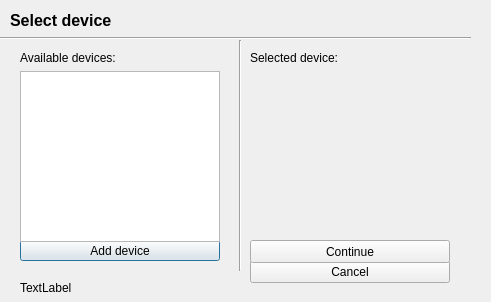
The window that screens/devicedialog.ui (PCSchool/demonstrator) describes before a commit, drawn with Qt 5.
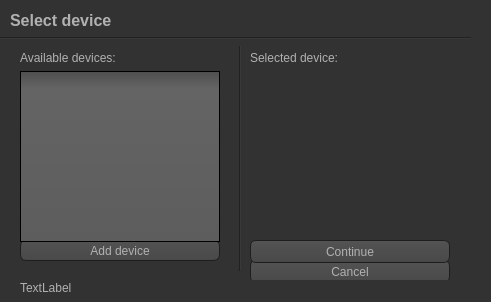
The same window after the commit. Icons and pictures are not drawn.

Diff of the .ui file:
```diff
--- a/screens/devicedialog.ui
+++ b/screens/devicedialog.ui
@@ -13,6 +13,474 @@
   <property name="windowTitle">
    <string>Dialog</string>
   </property>
+  <property name="styleSheet">
+   <string notr="true">QToolTip
+{
+     border: 1px solid black;
+     background-color: #ffa02f;
+     padding: 1px;
+     border-radius: 3px;
+     opacity: 100;
+}
+
+QWidget
+{
+    color: #b1b1b1;
+    background-color: #323232;
+}
+
+QWidget:item:hover
+{
+    background-color: QLinearGradient( x1: 0, y1: 0, x2: 0, y2: 1, stop: 0 #ffa02f, stop: 1 #ca0619);
+    color: #000000;
+}
+
+QWidget:item:selected
+{
+    background-color: QLinearGradient( x1: 0, y1: 0, x2: 0, y2: 1, stop: 0 #ffa02f, stop: 1 #d7801a);
+}
+
+QMenuBar::item
+{
+    background: transparent;
+}
+
+QMenuBar::item:selected
+{
+    background: transparent;
+    border: 1px solid #ffaa00;
+}
+
+QMenuBar::item:pressed
+{
+    background: #444;
+    border: 1px solid #000;
+    background-color: QLinearGradient(
+        x1:0, y1:0,
+        x2:0, y2:1,
+        stop:1 #212121,
+        stop:0.4 #343434/*,
+        stop:0.2 #343434,
+        stop:0.1 #ffaa00*/
+    );
+    margin-bottom:-1px;
+    padding-bottom:1px;
+}
+
+QMenu
+{
+    border: 1px solid #000;
+}
+
+QMenu::item
+{
+    padding: 2px 20px 2px 20px;
+}
+
+QMenu::item:selected
+{
+    color: #000000;
+}
+
+QWidget:disabled
+{
+    color: #404040;
+    background-color: #323232;
+}
+
+QAbstractItemView
+{
+    background-color: QLinearGradient( x1: 0, y1: 0, x2: 0, y2: 1, stop: 0 #4d4d4d, stop: 0.1 #646464, stop: 1 #5d5d5d);
+}
+
+QWidget:focus
+{
+    /*border: 2px solid QLinearGradient( x1: 0, y1: 0, x2: 0, y2: 1, stop: 0 #ffa02f, stop: 1 #d7801a);*/
+}
+
+QLineEdit
+{
+    background-color: QLinearGradient( x1: 0, y1: 0, x2: 0, y2: 1, stop: 0 #4d4d4d, stop: 0 #646464, stop: 1 #5d5d5d);
+    padding: 1px;
+    border-style: solid;
+    border: 1px solid #1e1e1e;
+    border-radius: 5;
+}
+
+QPushButton
+{
+    color: #b1b1b1;
+    background-color: QLinearGradient( x1: 0, y1: 0, x2: 0, y2: 1, stop: 0 #565656, stop: 0.1 #525252, stop: 0.5 #4e4e4e, stop: 0.9 #4a4a4a, stop: 1 #464646);
+    border-width: 1px;
+    border-color: #1e1e1e;
+    border-style: solid;
+    border-radius: 6;
+    padding: 3px;
+    font-size: 12px;
+    padding-left: 5px;
+    padding-right: 5px;
+}
+
+QPushButton:pressed
+{
+    background-color: QLinearGradient( x1: 0, y1: 0, x2: 0, y2: 1, stop: 0 #2d2d2d, stop: 0.1 #2b2b2b, stop: 0.5 #292929, stop: 0.9 #282828, stop: 1 #252525);
+}
+
+QComboBox
+{
+    selection-background-color: #ffaa00;
+    background-color: QLinearGradient( x1: 0, y1: 0, x2: 0, y2: 1, stop: 0 #565656, stop: 0.1 #525252, stop: 0.5 #4e4e4e, stop: 0.9 #4a4a4a, stop: 1 #464646);
+    border-style: solid;
+    border: 1px solid #1e1e1e;
+    border-radius: 5;
+}
+
+QComboBox:hover,QPushButton:hover
+{
+    border: 2px solid QLinearGradient( x1: 0, y1: 0, x2: 0, y2: 1, stop: 0 #ffa02f, stop: 1 #d7801a);
+}
+
+
+QComboBox:on
+{
+    padding-top: 3px;
+    padding-left: 4px;
+    background-color: QLinearGradient( x1: 0, y1: 0, x2: 0, y2: 1, stop: 0 #2d2d2d, stop: 0.1 #2b2b2b, stop: 0.5 #292929, stop: 0.9 #282828, stop: 1 #252525);
+    selection-background-color: #ffaa00;
+}
+
+QComboBox QAbstractItemView
+{
+    border: 2px solid darkgray;
+    selection-background-color: QLinearGradient( x1: 0, y1: 0, x2: 0, y2: 1, stop: 0 #ffa02f, stop: 1 #d7801a);
+}
+
+QComboBox::drop-down
+{
+     subcontrol-origin: padding;
+     subcontrol-position: top right;
+     width: 15px;
+
+     border-left-width: 0px;
+     border-left-color: darkgray;
+     border-left-style: solid; /* just a single line */
+     border-top-right-radius: 3px; /* same radius as the QComboBox */
+     border-bottom-right-radius: 3px;
+ }
+
+QComboBox::down-arrow
+{
+     image: url(:/down_arrow.png);
+}
+
+QGroupBox:focus
+{
+border: 2px solid QLinearGradient( x1: 0, y1: 0, x2: 0, y2: 1, stop: 0 #ffa02f, stop: 1 #d7801a);
+}
+
+QTextEdit:focus
+{
+    border: 2px solid QLinearGradient( x1: 0, y1: 0, x2: 0, y2: 1, stop: 0 #ffa02f, stop: 1 #d7801a);
+}
+
+QScrollBar:horizontal {
+     border: 1px solid #222222;
+     background: QLinearGradient( x1: 0, y1: 0, x2: 0, y2: 1, stop: 0.0 #121212, stop: 0.2 #282828, stop: 1 #484848);
+     height: 7px;
+     margin: 0px 16px 0 16px;
+}
+
+QScrollBar::handle:horizontal
+{
+      background: QLinearGradient( x1: 0, y1: 0, x2: 1, y2: 0, stop: 0 #ffa02f, stop: 0.5 #d7801a, stop: 1 #ffa02f);
+      min-height: 20px;
+      border-radius: 2px;
+}
+
+QScrollBar::add-line:horizontal {
+      border: 1px solid #1b1b19;
+      border-radius: 2px;
+      background: QLinearGradient( x1: 0, y1: 0, x2: 1, y2: 0, stop: 0 #ffa02f, stop: 1 #d7801a);
+      width: 14px;
+      subcontrol-position: right;
+      subcontrol-origin: margin;
+}
+
+QScrollBar::sub-line:horizontal {
+      border: 1px solid #1b1b19;
+      border-radius: 2px;
+      background: QLinearGradient( x1: 0, y1: 0, x2: 1, y2: 0, stop: 0 #ffa02f, stop: 1 #d7801a);
+      width: 14px;
+     subcontrol-position: left;
+     subcontrol-origin: margin;
+}
+
+QScrollBar::right-arrow:horizontal, QScrollBar::left-arrow:horizontal
+{
+      border: 1px solid black;
+      width: 1px;
+      height: 1px;
+      background: white;
+}
+
+QScrollBar::add-page:horizontal, QScrollBar::sub-page:horizontal
+{
+      background: none;
+}
+
+QScrollBar:vertical
+{
+      background: QLinearGradient( x1: 0, y1: 0, x2: 1, y2: 0, stop: 0.0 #121212, stop: 0.2 #282828, stop: 1 #484848);
+      width: 7px;
+      margin: 16px 0 16px 0;
+      border: 1px solid #222222;
+}
+
+QScrollBar::handle:vertical
+{
+      background: QLinearGradient( x1: 0, y1: 0, x2: 0, y2: 1, stop: 0 #ffa02f, stop: 0.5 #d7801a, stop: 1 #ffa02f);
+      min-height: 20px;
+      border-radius: 2px;
+}
+
+QScrollBar::add-line:vertical
+{
+      border: 1px solid #1b1b19;
+      border-radius: 2px;
+      background: QLinearGradient( x1: 0, y1: 0, x2: 0, y2: 1, stop: 0 #ffa02f, stop: 1 #d7801a);
+      height: 14px;
+      subcontrol-position: bottom;
+      subcontrol-origin: margin;
+}
+
+QScrollBar::sub-line:vertical
+{
+      border: 1px solid #1b1b19;
+      border-radius: 2px;
+      background: QLinearGradient( x1: 0, y1: 0, x2: 0, y2: 1, stop: 0 #d7801a, stop: 1 #ffa02f);
+      height: 14px;
+      subcontrol-position: top;
+      subcontrol-origin: margin;
+}
+
+QScrollBar::up-arrow:vertical, QScrollBar::down-arrow:vertical
+{
+      border: 1px solid black;
+      width: 1px;
+      height: 1px;
+      background: white;
+}
+
+
+QScrollBar::add-page:vertical, QScrollBar::sub-page:vertical
+{
+      background: none;
+}
+
+QTextEdit
+{
+    background-color: #242424;
+}
+
+QPlainTextEdit
+{
+    background-color: #242424;
+}
+
+QHeaderView::section
+{
+    background-color: QLinearGradient(x1:0, y1:0, x2:0, y2:1, stop:0 #616161, stop: 0.5 #505050, stop: 0.6 #434343, stop:1 #656565);
+    color: white;
+    padding-left: 4px;
+    border: 1px solid #6c6c6c;
+}
+
+QCheckBox:disabled
+{
+color: #414141;
+}
+
+QDockWidget::title
+{
+    text-align: center;
+    spacing: 3px; /* spacing between items in the tool bar */
+    background-color: QLinearGradient(x1:0, y1:0, x2:0, y2:1, stop:0 #323232, stop: 0.5 #242424, stop:1 #323232);
+}
+
+QDockWidget::close-button, QDockWidget::float-button
+{
+    text-align: center;
+    spacing: 1px; /* spacing between items in the tool bar */
+    background-color: QLinearGradient(x1:0, y1:0, x2:0, y2:1, stop:0 #323232, stop: 0.5 #242424, stop:1 #323232);
+}
+
+QDockWidget::close-button:hover, QDockWidget::float-button:hover
+{
+    background: #242424;
+}
+
+QDockWidget::close-button:pressed, QDockWidget::float-button:pressed
+{
+    padding: 1px -1px -1px 1px;
+}
+
+QMainWindow::separator
+{
+    background-color: QLinearGradient(x1:0, y1:0, x2:0, y2:1, stop:0 #161616, stop: 0.5 #151515, stop: 0.6 #212121, stop:1 #343434);
+    color: white;
+    padding-left: 4px;
+    border: 1px solid #4c4c4c;
+    spacing: 3px; /* spacing between items in the tool bar */
+}
+
+QMainWindow::separator:hover
+{
+
+    background-color: QLinearGradient(x1:0, y1:0, x2:0, y2:1, stop:0 #d7801a, stop:0.5 #b56c17 stop:1 #ffa02f);
+    color: white;
+    padding-left: 4px;
+    border: 1px solid #6c6c6c;
+    spacing: 3px; /* spacing between items in the tool bar */
+}
+
+QToolBar::handle
+{
+     spacing: 3px; /* spacing between items in the tool bar */
+     background: url(:/images/handle.png);
+}
+
+QMenu::separator
+{
+    height: 2px;
+    background-color: QLinearGradient(x1:0, y1:0, x2:0, y2:1, stop:0 #161616, stop: 0.5 #151515, stop: 0.6 #212121, stop:1 #343434);
+    color: white;
+    padding-left: 4px;
+    margin-left: 10px;
+    margin-right: 5px;
+}
+
+QProgressBar
+{
+    border: 2px solid grey;
+    border-radius: 5px;
+    text-align: center;
+}
+
+QProgressBar::chunk
+{
+    background-color: #d7801a;
+    width: 2.15px;
+    margin: 0.5px;
+}
+
+QTabBar::tab {
+    color: #b1b1b1;
+    border: 1px solid #444;
+    border-bottom-style: none;
+    background-color: #323232;
+    padding-left: 10px;
+    padding-right: 10px;
+    padding-top: 3px;
+    padding-bottom: 2px;
+    margin-right: -1px;
+}
+
+QTabWidget::pane {
+    border: 1px solid #444;
+    top: 1px;
+}
+
+QTabBar::tab:last
+{
+    margin-right: 0; /* the last selected tab has nothing to overlap with on the right */
+    border-top-right-radius: 3px;
+}
+
+QTabBar::tab:first:!selected
+{
+ margin-left: 0px; /* the last selected tab has nothing to overlap with on the right */
+
+
+    border-top-left-radius: 3px;
+}
+
+QTabBar::tab:!selected
+{
+    color: #b1b1b1;
+    border-bottom-style: solid;
+    margin-top: 3px;
+    background-color: QLinearGradient(x1:0, y1:0, x2:0, y2:1, stop:1 #212121, stop:.4 #343434);
+}
+
+QTabBar::tab:selected
+{
+    border-top-left-radius: 3px;
+    border-top-right-radius: 3px;
+    margin-bottom: 0px;
+}
+
+QTabBar::tab:!selected:hover
+{
+    /*border-top: 2px solid #ffaa00;
+    padding-bottom: 3px;*/
+    border-top-left-radius: 3px;
+    border-top-right-radius: 3px;
+    background-color: QLinearGradient(x1:0, y1:0, x2:0, y2:1, stop:1 #212121, stop:0.4 #343434, stop:0.2 #343434, stop:0.1 #ffaa00);
+}
+
+QRadioButton::indicator:checked, QRadioButton::indicator:unchecked{
+    color: #b1b1b1;
+    background-color: #323232;
+    border: 1px solid #b1b1b1;
+    border-radius: 6px;
+}
+
+QRadioButton::indicator:checked
+{
+    background-color: qradialgradient(
+        cx: 0.5, cy: 0.5,
+        fx: 0.5, fy: 0.5,
+        radius: 1.0,
+        stop: 0.25 #ffaa00,
+        stop: 0.3 #323232
+    );
+}
+
+QCheckBox::indicator{
+    color: #b1b1b1;
+    background-color: #323232;
+    border: 1px solid #b1b1b1;
+    width: 9px;
+    height: 9px;
+}
+
+QRadioButton::indicator
+{
+    border-radius: 6px;
+}
+
+QRadioButton::indicator:hover, QCheckBox::indicator:hover
+{
+    border: 1px solid #ffaa00;
+}
+
+QCheckBox::indicator:checked
+{
+    image:url(:/images/checkbox.png);
+}
+
+QCheckBox::indicator:disabled, QRadioButton::indicator:disabled
+{
+    border: 1px solid #444;
+}
+QCheckBox::indicator:checked
+{
+    background-color: white;
+}
+QFormLayout::indicator {
+	border: 0px solid pink
+}</string>
+  </property>
   <widget class="Line" name="line">
    <property name="geometry">
     <rect>
@@ -151,6 +619,470 @@
      <height>16</height>
     </rect>
    </property>
+   <property name="styleSheet">
+    <string notr="true">QToolTip
+{
+     border: 1px solid black;
+     background-color: #ffa02f;
+     padding: 1px;
+     border-radius: 3px;
+     opacity: 100;
+}
+
+QWidget
+{
+    color: #b1b1b1;
+    background-color: #323232;
+}
+
+QWidget:item:hover
+{
+    background-color: QLinearGradient( x1: 0, y1: 0, x2: 0, y2: 1, stop: 0 #ffa02f, stop: 1 #ca0619);
+    color: #000000;
+}
+
+QWidget:item:selected
+{
+    background-color: QLinearGradient( x1: 0, y1: 0, x2: 0, y2: 1, stop: 0 #ffa02f, stop: 1 #d7801a);
+}
+
+QMenuBar::item
+{
+    background: transparent;
+}
+
+QMenuBar::item:selected
+{
+    background: transparent;
+    border: 1px solid #ffaa00;
+}
+
+QMenuBar::item:pressed
+{
+    background: #444;
+    border: 1px solid #000;
+    background-color: QLinearGradient(
+        x1:0, y1:0,
+        x2:0, y2:1,
+        stop:1 #212121,
+        stop:0.4 #343434/*,
+        stop:0.2 #343434,
+        stop:0.1 #ffaa00*/
+    );
+    margin-bottom:-1px;
+    padding-bottom:1px;
+}
+
+QMenu
+{
+    border: 1px solid #000;
+}
+
+QMenu::item
+{
+    padding: 2px 20px 2px 20px;
+}
+
+QMenu::item:selected
+{
+    color: #000000;
+}
+
+QWidget:disabled
+{
+    color: #404040;
+    background-color: #323232;
+}
+
+QAbstractItemView
+{
+    background-color: QLinearGradient( x1: 0, y1: 0, x2: 0, y2: 1, stop: 0 #4d4d4d, stop: 0.1 #646464, stop: 1 #5d5d5d);
+}
+
+QWidget:focus
+{
+    /*border: 2px solid QLinearGradient( x1: 0, y1: 0, x2: 0, y2: 1, stop: 0 #ffa02f, stop: 1 #d7801a);*/
+}
+
+QLineEdit
+{
+    background-color: QLinearGradient( x1: 0, y1: 0, x2: 0, y2: 1, stop: 0 #4d4d4d, stop: 0 #646464, stop: 1 #5d5d5d);
+    padding: 1px;
+    border-style: solid;
+    border: 1px solid #1e1e1e;
+    border-radius: 5;
+}
+
+QPushButton
+{
+    color: #b1b1b1;
+    background-color: QLinearGradient( x1: 0, y1: 0, x2: 0, y2: 1, stop: 0 #565656, stop: 0.1 #525252, stop: 0.5 #4e4e4e, stop: 0.9 #4a4a4a, stop: 1 #464646);
+    border-width: 1px;
+    border-color: #1e1e1e;
+    border-style: solid;
+    border-radius: 6;
+    padding: 3px;
+    font-size: 12px;
+    padding-left: 5px;
+    padding-right: 5px;
+}
+
+QPushButton:pressed
+{
+    background-color: QLinearGradient( x1: 0, y1: 0, x2: 0, y2: 1, stop: 0 #2d2d2d, stop: 0.1 #2b2b2b, stop: 0.5 #292929, stop: 0.9 #282828, stop: 1 #252525);
+}
+
+QComboBox
+{
+    selection-background-color: #ffaa00;
+    background-color: QLinearGradient( x1: 0, y1: 0, x2: 0, y2: 1, stop: 0 #565656, stop: 0.1 #525252, stop: 0.5 #4e4e4e, stop: 0.9 #4a4a4a, stop: 1 #464646);
+    border-style: solid;
+    border: 1px solid #1e1e1e;
+    border-radius: 5;
+}
+
+QComboBox:hover,QPushButton:hover
+{
+    border: 2px solid QLinearGradient( x1: 0, y1: 0, x2: 0, y2: 1, stop: 0 #ffa02f, stop: 1 #d7801a);
+}
+
+
+QComboBox:on
+{
+    padding-top: 3px;
+    padding-left: 4px;
+    background-color: QLinearGradient( x1: 0, y1: 0, x2: 0, y2: 1, stop: 0 #2d2d2d, stop: 0.1 #2b2b2b, stop: 0.5 #292929, stop: 0.9 #282828, stop: 1 #252525);
+    selection-background-color: #ffaa00;
+}
+
+QComboBox QAbstractItemView
+{
+    border: 2px solid darkgray;
+    selection-background-color: QLinearGradient( x1: 0, y1: 0, x2: 0, y2: 1, stop: 0 #ffa02f, stop: 1 #d7801a);
+}
+
+QComboBox::drop-down
+{
+     subcontrol-origin: padding;
+     subcontrol-position: top right;
+     width: 15px;
+
+     border-left-width: 0px;
+     border-left-color: darkgray;
+     border-left-style: solid; /* just a single line */
+     border-top-right-radius: 3px; /* same radius as the QComboBox */
+     border-bottom-right-radius: 3px;
+ }
+
+QComboBox::down-arrow
+{
+     image: url(:/down_arrow.png);
+}
+
+QGroupBox:focus
+{
+border: 2px solid QLinearGradient( x1: 0, y1: 0, x2: 0, y2: 1, stop: 0 #ffa02f, stop: 1 #d7801a);
+}
+
+QTextEdit:focus
+{
+    border: 2px solid QLinearGradient( x1: 0, y1: 0, x2: 0, y2: 1, stop: 0 #ffa02f, stop: 1 #d7801a);
+}
+
+QScrollBar:horizontal {
+     border: 1px solid #222222;
+     background: QLinearGradient( x1: 0, y1: 0, x2: 0, y2: 1, stop: 0.0 #121212, stop: 0.2 #282828, stop: 1 #484848);
+     height: 7px;
+     margin: 0px 16px 0 16px;
+}
+
+QScrollBar::handle:horizontal
+{
+      background: QLinearGradient( x1: 0, y1: 0, x2: 1, y2: 0, stop: 0 #ffa02f, stop: 0.5 #d7801a, stop: 1 #ffa02f);
+      min-height: 20px;
+      border-radius: 2px;
+}
+
+QScrollBar::add-line:horizontal {
+      border: 1px solid #1b1b19;
+      border-radius: 2px;
+      background: QLinearGradient( x1: 0, y1: 0, x2: 1, y2: 0, stop: 0 #ffa02f, stop: 1 #d7801a);
+      width: 14px;
+      subcontrol-position: right;
+      subcontrol-origin: margin;
+}
+
+QScrollBar::sub-line:horizontal {
+      border: 1px solid #1b1b19;
+      border-radius: 2px;
+      background: QLinearGradient( x1: 0, y1: 0, x2: 1, y2: 0, stop: 0 #ffa02f, stop: 1 #d7801a);
+      width: 14px;
+     subcontrol-position: left;
+     subcontrol-origin: margin;
+}
+
+QScrollBar::right-arrow:horizontal, QScrollBar::left-arrow:horizontal
+{
+      border: 1px solid black;
+      width: 1px;
+      height: 1px;
+      background: white;
+}
+
+QScrollBar::add-page:horizontal, QScrollBar::sub-page:horizontal
+{
+      background: none;
+}
+
+QScrollBar:vertical
+{
+      background: QLinearGradient( x1: 0, y1: 0, x2: 1, y2: 0, stop: 0.0 #121212, stop: 0.2 #282828, stop: 1 #484848);
+      width: 7px;
+      margin: 16px 0 16px 0;
+      border: 1px solid #222222;
+}
+
+QScrollBar::handle:vertical
+{
+      background: QLinearGradient( x1: 0, y1: 0, x2: 0, y2: 1, stop: 0 #ffa02f, stop: 0.5 #d7801a, stop: 1 #ffa02f);
+      min-height: 20px;
+      border-radius: 2px;
+}
+
+QScrollBar::add-line:vertical
+{
+      border: 1px solid #1b1b19;
+      border-radius: 2px;
+      background: QLinearGradient( x1: 0, y1: 0, x2: 0, y2: 1, stop: 0 #ffa02f, stop: 1 #d7801a);
+      height: 14px;
+      subcontrol-position: bottom;
+      subcontrol-origin: margin;
+}
+
+QScrollBar::sub-line:vertical
+{
+      border: 1px solid #1b1b19;
+      border-radius: 2px;
+      background: QLinearGradient( x1: 0, y1: 0, x2: 0, y2: 1, stop: 0 #d7801a, stop: 1 #ffa02f);
+      height: 14px;
+      subcontrol-position: top;
+      subcontrol-origin: margin;
+}
+
+QScrollBar::up-arrow:vertical, QScrollBar::down-arrow:vertical
+{
+      border: 1px solid black;
+      width: 1px;
+      height: 1px;
+      background: white;
+}
+
+
+QScrollBar::add-page:vertical, QScrollBar::sub-page:vertical
+{
+      background: none;
+}
+
+QTextEdit
+{
+    background-color: #242424;
+}
+
+QPlainTextEdit
+{
+    background-color: #242424;
+}
+
+QHeaderView::section
+{
+    background-color: QLinearGradient(x1:0, y1:0, x2:0, y2:1, stop:0 #616161, stop: 0.5 #505050, stop: 0.6 #434343, stop:1 #656565);
+    color: white;
+    padding-left: 4px;
+    border: 1px solid #6c6c6c;
+}
+
+QCheckBox:disabled
+{
+color: #414141;
+}
+
+QDockWidget::title
+{
+    text-align: center;
+    spacing: 3px; /* spacing between items in the tool bar */
+    background-color: QLinearGradient(x1:0, y1:0, x2:0, y2:1, stop:0 #323232, stop: 0.5 #242424, stop:1 #323232);
+}
+
+QDockWidget::close-button, QDockWidget::float-button
+{
+    text-align: center;
+    spacing: 1px; /* spacing between items in the tool bar */
+    background-color: QLinearGradient(x1:0, y1:0, x2:0, y2:1, stop:0 #323232, stop: 0.5 #242424, stop:1 #323232);
+}
+
+QDockWidget::close-button:hover, QDockWidget::float-button:hover
+{
+    background: #242424;
+}
+
+QDockWidget::close-button:pressed, QDockWidget::float-button:pressed
+{
+    padding: 1px -1px -1px 1px;
+}
+
+QMainWindow::separator
+{
+    background-color: QLinearGradient(x1:0, y1:0, x2:0, y2:1, stop:0 #161616, stop: 0.5 #151515, stop: 0.6 #212121, stop:1 #343434);
+    color: white;
+    padding-left: 4px;
+    border: 1px solid #4c4c4c;
+    spacing: 3px; /* spacing between items in the tool bar */
+}
+
+QMainWindow::separator:hover
+{
+
+    background-color: QLinearGradient(x1:0, y1:0, x2:0, y2:1, stop:0 #d7801a, stop:0.5 #b56c17 stop:1 #ffa02f);
+    color: white;
+    padding-left: 4px;
+    border: 1px solid #6c6c6c;
+    spacing: 3px; /* spacing between items in the tool bar */
+}
+
+QToolBar::handle
+{
+     spacing: 3px; /* spacing between items in the tool bar */
+     background: url(:/images/handle.png);
+}
+
+QMenu::separator
+{
+    height: 2px;
+    background-color: QLinearGradient(x1:0, y1:0, x2:0, y2:1, stop:0 #161616, stop: 0.5 #151515, stop: 0.6 #212121, stop:1 #343434);
+    color: white;
+    padding-left: 4px;
+    margin-left: 10px;
+    margin-right: 5px;
+}
+
+QProgressBar
+{
+    border: 2px solid grey;
+    border-radius: 5px;
+    text-align: center;
+}
+
+QProgressBar::chunk
+{
+    background-color: #d7801a;
+    width: 2.15px;
+    margin: 0.5px;
+}
+
+QTabBar::tab {
+    color: #b1b1b1;
+    border: 1px solid #444;
+    border-bottom-style: none;
+    background-color: #323232;
+    padding-left: 10px;
+    padding-right: 10px;
+    padding-top: 3px;
+    padding-bottom: 2px;
+    margin-right: -1px;
+}
+
+QTabWidget::pane {
+    border: 1px solid #444;
+    top: 1px;
+}
+
+QTabBar::tab:last
+{
+    margin-right: 0; /* the last selected tab has nothing to overlap with on the right */
+    border-top-right-radius: 3px;
+}
+
+QTabBar::tab:first:!selected
+{
+ margin-left: 0px; /* the last selected tab has nothing to overlap with on the right */
+
+
+    border-top-left-radius: 3px;
+}
+
+QTabBar::tab:!selected
+{
+    color: #b1b1b1;
+    border-bottom-style: solid;
+    margin-top: 3px;
+    background-color: QLinearGradient(x1:0, y1:0, x2:0, y2:1, stop:1 #212121, stop:.4 #343434);
+}
+
+QTabBar::tab:selected
+{
+    border-top-left-radius: 3px;
+    border-top-right-radius: 3px;
+    margin-bottom: 0px;
+}
+
+QTabBar::tab:!selected:hover
+{
+    /*border-top: 2px solid #ffaa00;
+    padding-bottom: 3px;*/
+    border-top-left-radius: 3px;
+    border-top-right-radius: 3px;
+    background-color: QLinearGradient(x1:0, y1:0, x2:0, y2:1, stop:1 #212121, stop:0.4 #343434, stop:0.2 #343434, stop:0.1 #ffaa00);
+}
+
+QRadioButton::indicator:checked, QRadioButton::indicator:unchecked{
+    color: #b1b1b1;
+    background-color: #323232;
+    border: 1px solid #b1b1b1;
+    border-radius: 6px;
+}
+
+QRadioButton::indicator:checked
+{
+    background-color: qradialgradient(
+        cx: 0.5, cy: 0.5,
+        fx: 0.5, fy: 0.5,
+        radius: 1.0,
+        stop: 0.25 #ffaa00,
+        stop: 0.3 #323232
+    );
+}
+
+QCheckBox::indicator{
+    color: #b1b1b1;
+    background-color: #323232;
+    border: 1px solid #b1b1b1;
+    width: 9px;
+    height: 9px;
+}
+
+QRadioButton::indicator
+{
+    border-radius: 6px;
+}
+
+QRadioButton::indicator:hover, QCheckBox::indicator:hover
+{
+    border: 1px solid #ffaa00;
+}
+
+QCheckBox::indicator:checked
+{
+    image:url(:/images/checkbox.png);
+}
+
+QCheckBox::indicator:disabled, QRadioButton::indicator:disabled
+{
+    border: 1px solid #444;
+}
+QFormLayout::indicator {
+	border: 0px solid pink
+}</string>
+   </property>
    <property name="text">
     <string>TextLabel</string>
    </property>
```
